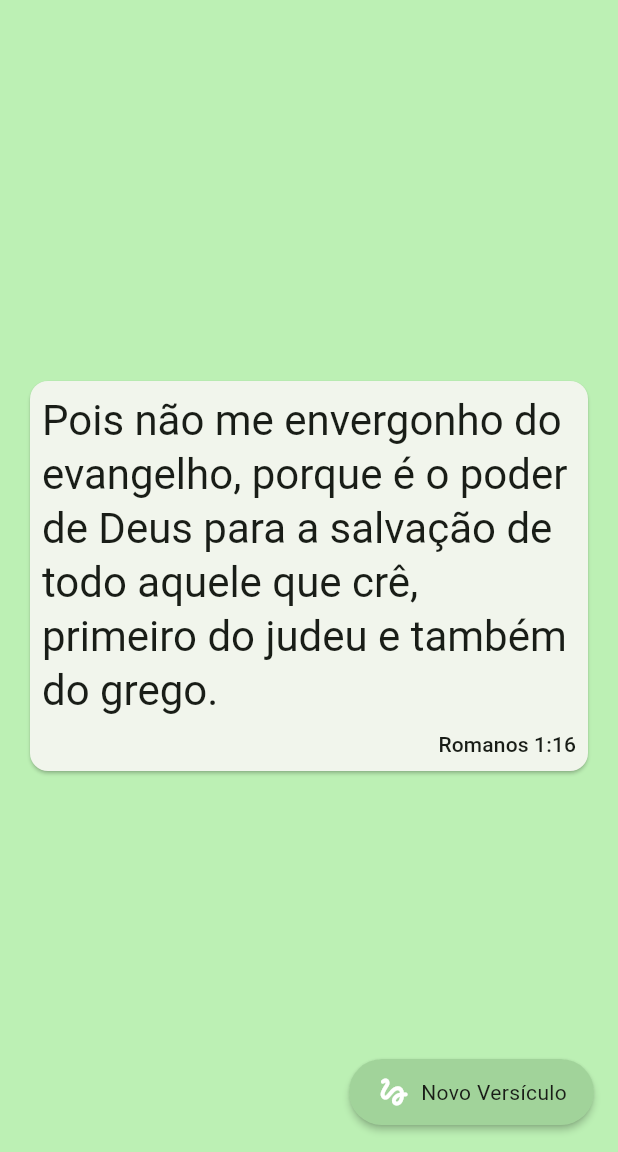
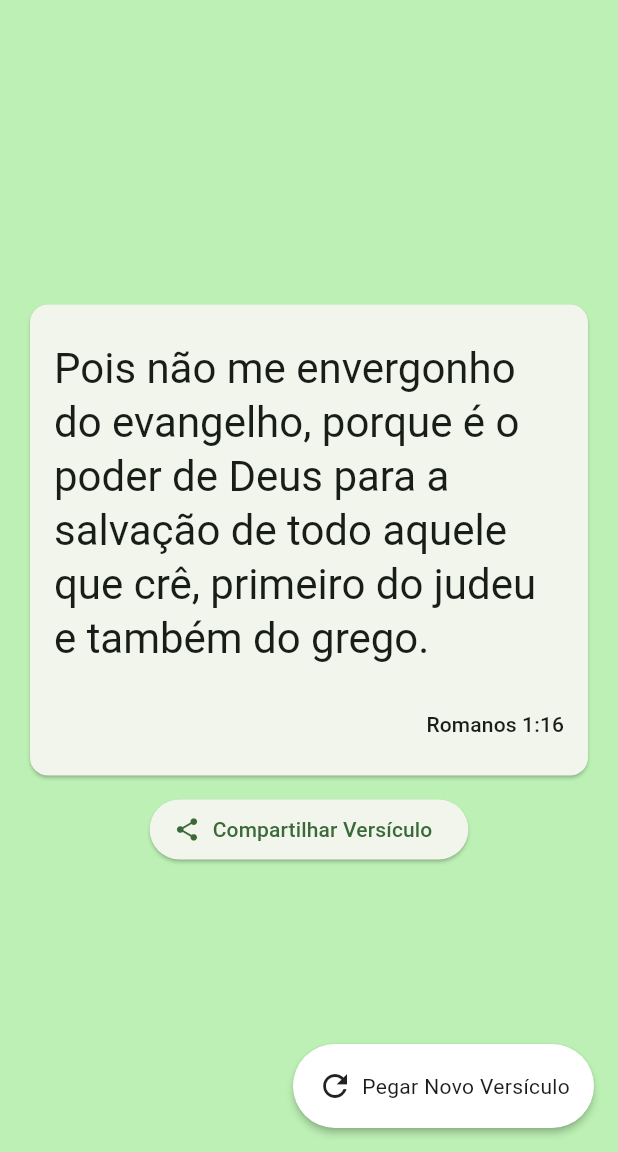
Before and after one commit to cristianms/meu_versiculo_diario, a Flutter app: the screen it shows after launch, on a phone screen of 412 x 824 dp, the part 84-1236 px from its top. Run offline on Flutter 3.47's test engine with Material 3 defaults, Android fonts, the phone set to English and light mode, and no system bars; our stand-ins replace flutter_svg, google_mobile_ads, share_plus, sqflite; accounts and stored records are empty; network calls fail; statements that could not run were skipped.

Commit message:
Commit AdMob + share feature

```diff
--- a/analysis_options.yaml
+++ b/analysis_options.yaml
@@ -7,6 +7,9 @@
 
 # The following line activates a set of recommended lints for Flutter apps,
 # packages, and plugins designed to encourage good coding practices.
+analyzer:
+  errors:
+    avoid_print: ignore
 include: package:flutter_lints/flutter.yaml
 
 linter:
--- a/lib/dashboard/infra/ui/dashboard_page.dart
+++ b/lib/dashboard/infra/ui/dashboard_page.dart
@@ -1,9 +1,8 @@
 import 'package:flutter/material.dart';
+import 'package:meu_versiculo_diario/dashboard/infra/ui/banner_widget.dart';
+import 'package:meu_versiculo_diario/dashboard/infra/ui/verse_generator_widget.dart';
 import 'package:meu_versiculo_diario/privacy_police/infra/ui/privacy_police_page.dart';
-import 'package:meu_versiculo_diario/verse_generator/aplication/impl/verses_service.dart';
-import 'package:meu_versiculo_diario/verse_generator/domain/models/versiculo.dart';
-import 'package:meu_versiculo_diario/verse_generator/infra/repositories/verses_repository_mock.dart';
-import 'package:meu_versiculo_diario/verse_generator/infra/ui/extensions/theme_context_extension.dart';
+import 'package:google_mobile_ads/google_mobile_ads.dart';
 
 class DashboardPage extends StatefulWidget {
   const DashboardPage({super.key});
@@ -13,12 +12,37 @@
 }
 
 class _DashboardPageState extends State<DashboardPage> {
-  /// Inicializa o service
-  final versiculoService = VersesService(versiculoRepository: VersesRepositoryMock());
+  /// Variáveis para o Banner de Anúncio
+  BannerAd? _bannerAd;
+  bool _isAdLoaded = false;
 
   @override
   void initState() {
     super.initState();
+    // Inicializa o Banner de Anúncio
+    _bannerAd = BannerAd(
+      // adUnitId: 'ca-app-pub-2193520791388347/3924970930', // seu ID de anúncio
+      adUnitId: 'ca-app-pub-3940256099942544/9214589741', // seu ID de anúncio
+      request: const AdRequest(),
+      size: AdSize.banner,
+      listener: BannerAdListener(
+        onAdLoaded: (ad) {
+          setState(() => _isAdLoaded = true);
+        },
+        onAdFailedToLoad: (ad, error) {
+          ad.dispose();
+          print('Ad falhou: ${error.message}');
+        },
+      ),
+    );
+    // Carrega o Banner de Anúncio
+    _bannerAd!.load();
+  }
+
+  @override
+  void dispose() {
+    _bannerAd?.dispose();
+    super.dispose();
   }
 
   // Future<void> _consulta() async {
@@ -36,8 +60,6 @@
 
   @override
   Widget build(BuildContext context) {
-    Versiculo versiculoAtual = versiculoService.getVersiculoAleatorio();
-
     return Scaffold(
       appBar: AppBar(
         backgroundColor: Theme.of(context).colorScheme.inversePrimary,
@@ -63,64 +85,19 @@
           ),
         ],
       ),
-      body: Container(
-        color: Theme.of(context).colorScheme.primaryContainer,
-        child: Padding(
-          padding: const EdgeInsets.all(8.0),
-          child: Center(
-            child: Column(
-              mainAxisAlignment: MainAxisAlignment.center,
-              children: <Widget>[
-                Padding(
-                  padding: const EdgeInsets.all(8.0),
-                  child: Card(
-                    child: Padding(
-                      padding: const EdgeInsets.all(8.0),
-                      child: Column(
-                        children: [
-                          Text(
-                            versiculoAtual.texto,
-                            style: Theme.of(context).textTheme.headlineMedium,
-                          ),
-                          const SizedBox(height: 8),
-                          Row(
-                            mainAxisAlignment: MainAxisAlignment.end,
-                            children: [
-                              Text(
-                                '${versiculoAtual.livro} ${versiculoAtual.versiculo}',
-                                style: Theme.of(context).textTheme.titleSmall,
-                              ),
-                            ],
-                          ),
-                        ],
-                      ),
-                    ),
-                  ),
-                ),
-              ],
+      body: Column(
+        children: [
+          const Expanded(
+            child: VerseGeneratorWidget(),
+          ),
+          // Banner de anúncio
+          if (_isAdLoaded) ...[
+            BannerWidget(
+              key: const Key('banner_widget'),
+              bannerAd: _bannerAd!,
             ),
-          ),
-        ),
-      ),
-      floatingActionButton: RawMaterialButton(
-        shape: const StadiumBorder(),
-        padding: const EdgeInsets.symmetric(horizontal: 18, vertical: 10),
-        fillColor: context.colorScheme.inversePrimary,
-        onPressed: () {
-          setState(() => versiculoAtual = versiculoService.getVersiculoAleatorio());
-        },
-        child: const Row(
-          mainAxisAlignment: MainAxisAlignment.center,
-          mainAxisSize: MainAxisSize.min,
-          children: <Widget>[
-            Icon(
-              Icons.gesture_rounded,
-              color: Colors.white,
-            ),
-            SizedBox(width: 6),
-            Text('Novo Versículo'),
           ],
-        ),
+        ],
       ),
     );
   }
--- /dev/null
+++ b/lib/dashboard/infra/ui/verse_card_widget.dart
@@ -0,0 +1,71 @@
+import 'package:flutter/material.dart';
+import 'package:meu_versiculo_diario/verse_generator/domain/models/versiculo.dart';
+import 'package:share_plus/share_plus.dart';
+
+/// Widget que exibe o versículo atual em um Card
+class VerseCardWidget extends StatefulWidget {
+  const VerseCardWidget({
+    super.key,
+    required this.verse,
+  });
+
+  final Versiculo? verse;
+
+  @override
+  State<VerseCardWidget> createState() => _VerseCardWidgetState();
+}
+
+class _VerseCardWidgetState extends State<VerseCardWidget> {
+  @override
+  void initState() {
+    super.initState();
+  }
+
+  @override
+  Widget build(BuildContext context) {
+    return Column(
+      mainAxisAlignment: MainAxisAlignment.center,
+      children: <Widget>[
+        Padding(
+          padding: const EdgeInsets.all(8.0),
+          child: Card(
+            child: Padding(
+              padding: const EdgeInsets.symmetric(horizontal: 16, vertical: 24),
+              child: Column(
+                children: [
+                  Text(
+                    widget.verse?.texto ?? '',
+                    style: Theme.of(context).textTheme.headlineMedium,
+                  ),
+                  const SizedBox(height: 30),
+                  Row(
+                    mainAxisAlignment: MainAxisAlignment.end,
+                    children: [
+                      Text(
+                        '${widget.verse?.livro} ${widget.verse?.versiculo}',
+                        style: Theme.of(context).textTheme.titleSmall,
+                      ),
+                    ],
+                  ),
+                ],
+              ),
+            ),
+          ),
+        ),
+        // Adiciona botão para compartilhar o versículo, com texto e ícone
+        ElevatedButton.icon(
+          onPressed: () async {
+            final shareParams = ShareParams(
+              title: 'Compartilhar Versículo',
+              subject: 'Versículo do Dia',
+              text: '${widget.verse?.texto}\n\n${widget.verse?.livro} ${widget.verse?.versiculo}',
+            );
+            await SharePlus.instance.share(shareParams);
+          },
+          icon: const Icon(Icons.share),
+          label: const Text('Compartilhar Versículo'),
+        ),
+      ],
+    );
+  }
+}
--- /dev/null
+++ b/lib/dashboard/infra/ui/verse_generator_widget.dart
@@ -0,0 +1,64 @@
+import 'package:flutter/material.dart';
+import 'package:meu_versiculo_diario/dashboard/infra/ui/verse_card_widget.dart';
+import 'package:meu_versiculo_diario/verse_generator/aplication/impl/verses_service.dart';
+import 'package:meu_versiculo_diario/verse_generator/domain/models/versiculo.dart';
+import 'package:meu_versiculo_diario/verse_generator/infra/repositories/verses_repository_mock.dart';
+import 'package:meu_versiculo_diario/verse_generator/infra/ui/extensions/theme_context_extension.dart';
+
+class VerseGeneratorWidget extends StatefulWidget {
+  const VerseGeneratorWidget({
+    super.key,
+  });
+
+  @override
+  State<VerseGeneratorWidget> createState() => _VerseGeneratorWidgetState();
+}
+
+class _VerseGeneratorWidgetState extends State<VerseGeneratorWidget> {
+  /// Inicializa o service
+  final versiculoService = VersesService(versiculoRepository: VersesRepositoryMock());
+
+  @override
+  Widget build(BuildContext context) {
+    // Obtém um versículo aleatório
+    Versiculo versiculoAtual = versiculoService.getVersiculoAleatorio();
+    // Monta o widget com o versículo atual
+    return Stack(
+      children: [
+        // Card do versículo
+        Positioned.fill(
+          child: Container(
+            color: Theme.of(context).colorScheme.primaryContainer,
+            child: Padding(
+              padding: const EdgeInsets.all(8.0),
+              child: Center(
+                child: VerseCardWidget(verse: versiculoAtual),
+              ),
+            ),
+          ),
+        ),
+        Positioned(
+          bottom: 16, // altura do banner + margem
+          right: 16,
+          child: RawMaterialButton(
+            shape: const StadiumBorder(),
+            padding: const EdgeInsets.symmetric(horizontal: 16, vertical: 16),
+            fillColor: context.colorScheme.onPrimary,
+            onPressed: () {
+              setState(() => versiculoAtual = versiculoService.getVersiculoAleatorio());
+            },
+            child: const Row(
+              mainAxisAlignment: MainAxisAlignment.center,
+              mainAxisSize: MainAxisSize.min,
+              children: <Widget>[
+                Icon(Icons.refresh, color: Colors.black87),
+                SizedBox(width: 6),
+                Text('Pegar Novo Versículo'),
+              ],
+            ),
+          ),
+        ),
+      ],
+    );
+  }
+}
--- a/lib/splash/infra/ui/splash_page.dart
+++ b/lib/splash/infra/ui/splash_page.dart
@@ -35,6 +35,7 @@
   @override
   Widget build(BuildContext context) {
     return Scaffold(
+      backgroundColor: Theme.of(context).colorScheme.inversePrimary,
       body: Center(
         child: Padding(
           padding: const EdgeInsets.all(8.0),
@@ -50,7 +51,7 @@
     );
   }
 
-    /// Retorna o valor da largura de acordo com o tipo de tela do dispositivo
+  /// Retorna o valor da largura de acordo com o tipo de tela do dispositivo
   double getLogoWidth(BuildContext context) {
     final screenWidth = context.screenWidth;
     return context.getDoubleByScreenType(
--- a/pubspec.yaml
+++ b/pubspec.yaml
@@ -17,6 +17,8 @@
   sqflite: ^2.3.3+1
   path: ^1.9.0
   flutter_svg: ^2.0.10+1
+  google_mobile_ads: ^6.0.0
+  share_plus: ^11.0.0
 
 dev_dependencies:
   flutter_test:
@@ -36,6 +38,7 @@
   assets:
     - assets/biblia/acf.sql
     - assets/imagens/icone_aplicativo.svg
+    - assets/imagens/icon_launcher.png
 
 
   # fonts:
```
Also changed, not shown: lib/dashboard/infra/ui/banner_widget.dart (added, +23 -0 lines), lib/main.dart (+9 -2 lines), pubspec.lock, 7 other files.
